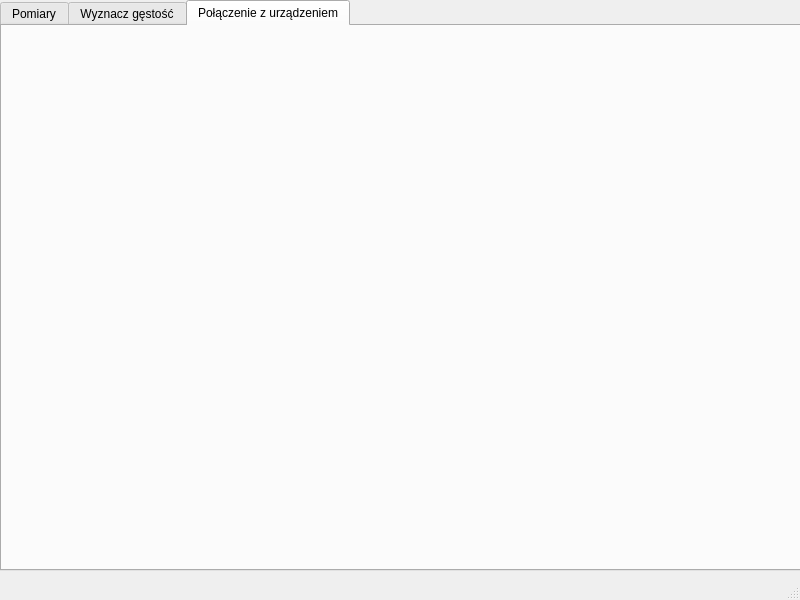
The window that main_window.ui (mar8us/RadWag) describes before a commit, drawn with Qt 5.
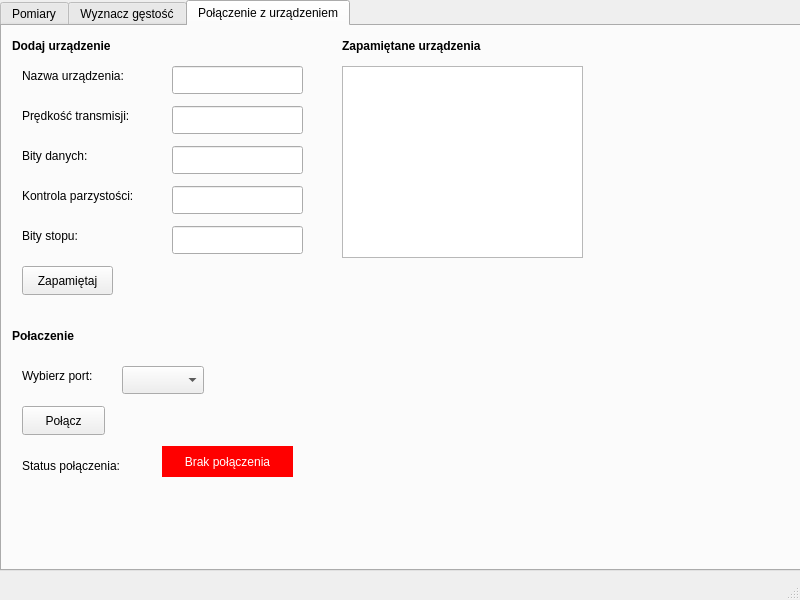
The same window after the commit.

Commit message: Preparation of a the initial interface for connection settings

The edit to the form file:
```diff
--- a/main_window.ui
+++ b/main_window.ui
@@ -24,11 +24,17 @@
      </rect>
     </property>
     <property name="sizePolicy">
-     <sizepolicy hsizetype="Expanding" vsizetype="Expanding">
+     <sizepolicy hsizetype="Fixed" vsizetype="Fixed">
       <horstretch>249</horstretch>
       <verstretch>249</verstretch>
      </sizepolicy>
     </property>
+    <property name="tabPosition">
+     <enum>QTabWidget::TabPosition::North</enum>
+    </property>
+    <property name="tabShape">
+     <enum>QTabWidget::TabShape::Rounded</enum>
+    </property>
     <property name="currentIndex">
      <number>2</number>
     </property>
@@ -46,6 +52,284 @@
      <attribute name="title">
       <string>Połączenie z urządzeniem</string>
      </attribute>
+     <widget class="QListView" name="listView">
+      <property name="geometry">
+       <rect>
+        <x>340</x>
+        <y>40</y>
+        <width>241</width>
+        <height>192</height>
+       </rect>
+      </property>
+     </widget>
+     <widget class="QLabel" name="label_4">
+      <property name="geometry">
+       <rect>
+        <x>20</x>
+        <y>430</y>
+        <width>121</width>
+        <height>20</height>
+       </rect>
+      </property>
+      <property name="text">
+       <string>Status połączenia:</string>
+      </property>
+     </widget>
+     <widget class="QComboBox" name="serialPortCombo">
+      <property name="geometry">
+       <rect>
+        <x>120</x>
+        <y>340</y>
+        <width>82</width>
+        <height>28</height>
+       </rect>
+      </property>
+     </widget>
+     <widget class="QLabel" name="label_3">
+      <property name="geometry">
+       <rect>
+        <x>20</x>
+        <y>340</y>
+        <width>121</width>
+        <height>20</height>
+       </rect>
+      </property>
+      <property name="text">
+       <string>Wybierz port:</string>
+      </property>
+     </widget>
+     <widget class="QPushButton" name="connectButton">
+      <property name="geometry">
+       <rect>
+        <x>20</x>
+        <y>380</y>
+        <width>83</width>
+        <height>29</height>
+       </rect>
+      </property>
+      <property name="text">
+       <string>Połącz</string>
+      </property>
+     </widget>
+     <widget class="QLabel" name="status">
+      <property name="geometry">
+       <rect>
+        <x>160</x>
+        <y>420</y>
+        <width>131</width>
+        <height>31</height>
+       </rect>
+      </property>
+      <property name="styleSheet">
+       <string notr="true">QLabel { background-color: red; color: white; }</string>
+      </property>
+      <property name="text">
+       <string>Brak połączenia</string>
+      </property>
+      <property name="textFormat">
+       <enum>Qt::TextFormat::AutoText</enum>
+      </property>
+      <property name="alignment">
+       <set>Qt::AlignmentFlag::AlignCenter</set>
+      </property>
+     </widget>
+     <widget class="QLabel" name="label_5">
+      <property name="geometry">
+       <rect>
+        <x>340</x>
+        <y>10</y>
+        <width>171</width>
+        <height>20</height>
+       </rect>
+      </property>
+      <property name="font">
+       <font>
+        <bold>true</bold>
+       </font>
+      </property>
+      <property name="text">
+       <string>Zapamiętane urządzenia</string>
+      </property>
+     </widget>
+     <widget class="QLineEdit" name="lineCurrMeasure">
+      <property name="geometry">
+       <rect>
+        <x>170</x>
+        <y>160</y>
+        <width>131</width>
+        <height>28</height>
+       </rect>
+      </property>
+      <property name="readOnly">
+       <bool>true</bool>
+      </property>
+     </widget>
+     <widget class="QLineEdit" name="lineCurrMeasure_2">
+      <property name="geometry">
+       <rect>
+        <x>170</x>
+        <y>80</y>
+        <width>131</width>
+        <height>28</height>
+       </rect>
+      </property>
+      <property name="readOnly">
+       <bool>true</bool>
+      </property>
+     </widget>
+     <widget class="QLineEdit" name="lineCurrMeasure_3">
+      <property name="geometry">
+       <rect>
+        <x>170</x>
+        <y>120</y>
+        <width>131</width>
+        <height>28</height>
+       </rect>
+      </property>
+      <property name="readOnly">
+       <bool>true</bool>
+      </property>
+     </widget>
+     <widget class="QLineEdit" name="lineCurrMeasure_4">
+      <property name="geometry">
+       <rect>
+        <x>170</x>
+        <y>40</y>
+        <width>131</width>
+        <height>28</height>
+       </rect>
+      </property>
+      <property name="readOnly">
+       <bool>true</bool>
+      </property>
+     </widget>
+     <widget class="QLabel" name="label_6">
+      <property name="geometry">
+       <rect>
+        <x>20</x>
+        <y>40</y>
+        <width>131</width>
+        <height>20</height>
+       </rect>
+      </property>
+      <property name="text">
+       <string>Nazwa urządzenia:</string>
+      </property>
+     </widget>
+     <widget class="QLabel" name="label_7">
+      <property name="geometry">
+       <rect>
+        <x>20</x>
+        <y>80</y>
+        <width>131</width>
+        <height>20</height>
+       </rect>
+      </property>
+      <property name="text">
+       <string>Prędkość transmisji:</string>
+      </property>
+     </widget>
+     <widget class="QLabel" name="label_8">
+      <property name="geometry">
+       <rect>
+        <x>20</x>
+        <y>120</y>
+        <width>131</width>
+        <height>20</height>
+       </rect>
+      </property>
+      <property name="text">
+       <string>Bity danych:</string>
+      </property>
+     </widget>
+     <widget class="QLabel" name="label_9">
+      <property name="geometry">
+       <rect>
+        <x>20</x>
+        <y>200</y>
+        <width>131</width>
+        <height>20</height>
+       </rect>
+      </property>
+      <property name="text">
+       <string>Bity stopu:</string>
+      </property>
+     </widget>
+     <widget class="QLabel" name="label_10">
+      <property name="geometry">
+       <rect>
+        <x>20</x>
+        <y>160</y>
+        <width>141</width>
+        <height>20</height>
+       </rect>
+      </property>
+      <property name="text">
+       <string>Kontrola parzystości:</string>
+      </property>
+     </widget>
+     <widget class="QLineEdit" name="lineCurrMeasure_5">
+      <property name="geometry">
+       <rect>
+        <x>170</x>
+        <y>200</y>
+        <width>131</width>
+        <height>28</height>
+       </rect>
+      </property>
+      <property name="readOnly">
+       <bool>true</bool>
+      </property>
+     </widget>
+     <widget class="QPushButton" name="connectButton_2">
+      <property name="geometry">
+       <rect>
+        <x>20</x>
+        <y>240</y>
+        <width>91</width>
+        <height>29</height>
+       </rect>
+      </property>
+      <property name="text">
+       <string>Zapamiętaj</string>
+      </property>
+     </widget>
+     <widget class="QLabel" name="label_11">
+      <property name="geometry">
+       <rect>
+        <x>10</x>
+        <y>10</y>
+        <width>171</width>
+        <height>20</height>
+       </rect>
+      </property>
+      <property name="font">
+       <font>
+        <bold>true</bold>
+       </font>
+      </property>
+      <property name="text">
+       <string>Dodaj urządzenie</string>
+      </property>
+     </widget>
+     <widget class="QLabel" name="label_12">
+      <property name="geometry">
+       <rect>
+        <x>10</x>
+        <y>300</y>
+        <width>171</width>
+        <height>20</height>
+       </rect>
+      </property>
+      <property name="font">
+       <font>
+        <bold>true</bold>
+       </font>
+      </property>
+      <property name="text">
+       <string>Połaczenie</string>
+      </property>
+     </widget>
     </widget>
    </widget>
   </widget>
```
